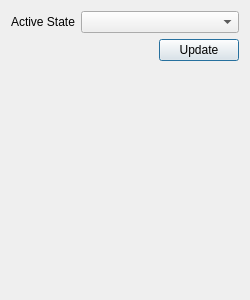
This is trunk/daetools-package/daetools/dae_simulator/editor_state_transition.ui in v1kko/daetools as Qt 5 draws it before an edit. The edited form follows.
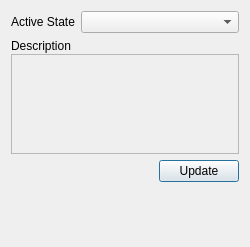
This is the edited form.

The edit to the form file:
```diff
--- a/trunk/daetools-package/daetools/dae_simulator/editor_state_transition.ui
+++ b/trunk/daetools-package/daetools/dae_simulator/editor_state_transition.ui
@@ -7,7 +7,7 @@
     <x>0</x>
     <y>0</y>
     <width>250</width>
-    <height>300</height>
+    <height>247</height>
    </rect>
   </property>
   <property name="sizePolicy">
@@ -69,7 +69,62 @@
     </layout>
    </item>
    <item>
-    <layout class="QHBoxLayout" name="horizontalLayout_3"/>
+    <layout class="QHBoxLayout" name="horizontalLayout_6">
+     <item>
+      <layout class="QVBoxLayout" name="verticalLayout_4">
+       <property name="spacing">
+        <number>1</number>
+       </property>
+       <item>
+        <widget class="QLabel" name="label_5">
+         <property name="minimumSize">
+          <size>
+           <width>80</width>
+           <height>0</height>
+          </size>
+         </property>
+         <property name="text">
+          <string>Description</string>
+         </property>
+        </widget>
+       </item>
+       <item>
+        <widget class="QTextEdit" name="descriptionEdit">
+         <property name="enabled">
+          <bool>false</bool>
+         </property>
+         <property name="sizePolicy">
+          <sizepolicy hsizetype="Expanding" vsizetype="Fixed">
+           <horstretch>0</horstretch>
+           <verstretch>0</verstretch>
+          </sizepolicy>
+         </property>
+         <property name="minimumSize">
+          <size>
+           <width>100</width>
+           <height>50</height>
+          </size>
+         </property>
+         <property name="maximumSize">
+          <size>
+           <width>16777215</width>
+           <height>100</height>
+          </size>
+         </property>
+         <property name="toolTip">
+          <string>&lt;html&gt;&lt;head/&gt;&lt;body&gt;&lt;p&gt;Description of the object.&lt;/p&gt;&lt;/body&gt;&lt;/html&gt;</string>
+         </property>
+         <property name="frameShape">
+          <enum>QFrame::StyledPanel</enum>
+         </property>
+         <property name="readOnly">
+          <bool>false</bool>
+         </property>
+        </widget>
+       </item>
+      </layout>
+     </item>
+    </layout>
    </item>
    <item>
     <layout class="QHBoxLayout" name="horizontalLayout_2">
@@ -112,7 +167,7 @@
      <property name="sizeHint" stdset="0">
       <size>
        <width>20</width>
-       <height>40</height>
+       <height>10</height>
       </size>
      </property>
     </spacer>
```
Left out of the diff: 6 changed lines with no effect on the pictures.
